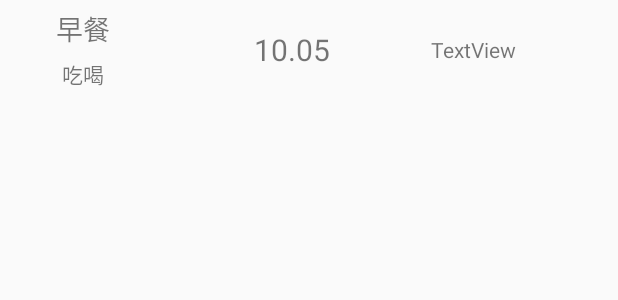
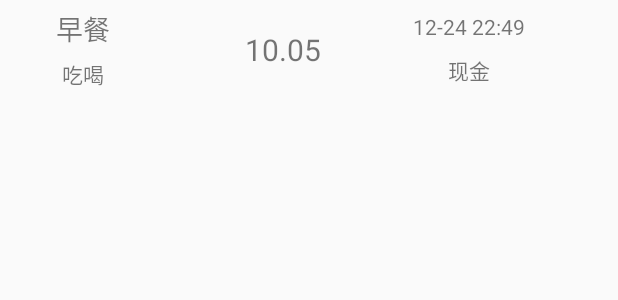
Before and after one commit to heil23333/AccountBook, an Android app: the layout layout_account_item.xml on its own in the app's theme, with its tools: preview values and no code run, on a phone screen of 412 x 824 dp. Shown: the top 300 px of the screen. Run offline under Robolectric (Android 15) with nearby library versions, the phone set to English and light mode, and no system bars.

Commit message:
记账界面增加付款方式

```diff
--- a/app/src/main/java/com/heil/accountbook/viewmodel/AddAccountViewModel.java
+++ b/app/src/main/java/com/heil/accountbook/viewmodel/AddAccountViewModel.java
@@ -10,6 +10,7 @@ import com.heil.accountbook.Repository;
 import com.heil.accountbook.bean.AccountClass;
 import com.heil.accountbook.bean.AccountItem;
 import com.heil.accountbook.bean.AccountTag;
+import com.heil.accountbook.bean.WalletItem;
 
 import java.util.List;
 
@@ -40,4 +41,8 @@ public class AddAccountViewModel extends AndroidViewModel{
     public void insertAccountItem(AccountItem... accountItems) {
         repository.insertAccountItem(accountItems);
     }
+
+    public void loadWalletItem(MutableLiveData<List<WalletItem>> wallets) {
+        repository.getWalletItem(wallets);
+    }
 }
--- a/app/src/main/java/com/heil/accountbook/viewmodel/MainViewModel.java
+++ b/app/src/main/java/com/heil/accountbook/viewmodel/MainViewModel.java
@@ -45,7 +45,7 @@ public class MainViewModel extends AndroidViewModel implements GetAccountItemCal
             accountTags[3] = new AccountTag(1, "零食");
             accountTags[4] = new AccountTag(1, "宵夜");
             insertAccountTag(accountTags);
-            insertAccountItem(new AccountItem(System.currentTimeMillis(), 1.0f, 1, 1, "早餐"));
+            insertAccountItem(new AccountItem(System.currentTimeMillis(), 1.0f, 1, 1, "早餐", -1));
             mmkv.encode("FIRST", false);
         }
     }
--- a/app/src/main/res/layout/layout_account_item.xml
+++ b/app/src/main/res/layout/layout_account_item.xml
@@ -24,11 +24,11 @@
             android:id="@+id/accountItemClass"
             android:layout_width="wrap_content"
             android:layout_height="wrap_content"
-            tools:text="吃喝"
             app:layout_constraintBottom_toBottomOf="parent"
             app:layout_constraintEnd_toEndOf="@+id/accountItemTag"
             app:layout_constraintStart_toStartOf="@+id/accountItemTag"
-            app:layout_constraintTop_toBottomOf="@+id/accountItemTag" />
+            app:layout_constraintTop_toBottomOf="@+id/accountItemTag"
+            tools:text="吃喝" />
 
         <TextView
             android:id="@+id/accountItemMoney"
@@ -36,22 +36,32 @@
             android:layout_height="wrap_content"
             android:layout_marginStart="32dp"
             android:layout_marginLeft="32dp"
-            tools:text="10.05"
             android:textSize="20sp"
             app:layout_constraintBottom_toBottomOf="parent"
             app:layout_constraintEnd_toStartOf="@+id/accountItemTime"
             app:layout_constraintStart_toEndOf="@+id/accountItemClass"
-            app:layout_constraintTop_toTopOf="parent" />
+            app:layout_constraintTop_toTopOf="parent"
+            tools:text="10.05" />
 
         <TextView
             android:id="@+id/accountItemTime"
             android:layout_width="wrap_content"
             android:layout_height="wrap_content"
-            android:text="TextView"
-            app:layout_constraintBottom_toBottomOf="parent"
+            app:layout_constraintBottom_toTopOf="@+id/wallet"
             app:layout_constraintEnd_toEndOf="parent"
             app:layout_constraintHorizontal_bias="0.5"
             app:layout_constraintStart_toEndOf="@+id/accountItemMoney"
-            app:layout_constraintTop_toTopOf="parent" />
+            app:layout_constraintTop_toTopOf="parent"
+            tools:text="12-24 22:49" />
+
+        <TextView
+            android:id="@+id/wallet"
+            android:layout_width="wrap_content"
+            android:layout_height="wrap_content"
+            app:layout_constraintBottom_toBottomOf="parent"
+            app:layout_constraintEnd_toEndOf="@+id/accountItemTime"
+            app:layout_constraintStart_toStartOf="@+id/accountItemTime"
+            app:layout_constraintTop_toBottomOf="@+id/accountItemTime"
+            tools:text="现金" />
     </androidx.constraintlayout.widget.ConstraintLayout>
 </layout>
```
Also changed, not shown: app/src/main/java/com/heil/accountbook/Repository.java (+25 -0 lines), app/src/main/java/com/heil/accountbook/adapter/MyAccountItemAdapter.java (+9 -1 lines), app/src/main/java/com/heil/accountbook/bean/AccountItem.java (+13 -1 lines), app/src/main/java/com/heil/accountbook/bean/AccountItemResult.java (+15 -2 lines), app/src/main/java/com/heil/accountbook/database/AccountDAO.java (+5 -3 lines), app/src/main/java/com/heil/accountbook/view/AddAccountActivity.java (+32 -6 lines), app/src/main/res/layout/activity_add_account.xml (+4 -3 lines).
